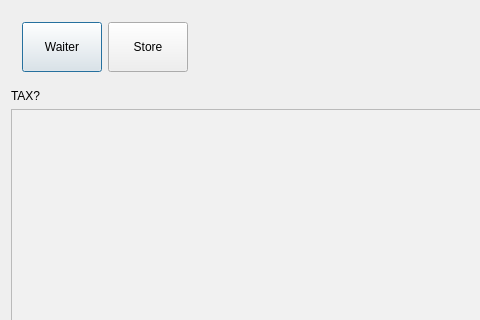
Above: dialog.ui from End1-1/FastFServer before the change; both pictures show x 0 to 480 and y 0 to 320 of the 808 by 564 pixel window. Below: the same form after it.
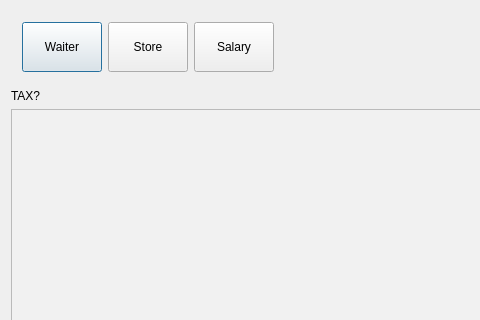
That is the form after the change. Icons and pictures are not drawn.

```diff
--- a/dialog.ui
+++ b/dialog.ui
@@ -63,6 +63,29 @@
         </property>
        </widget>
       </item>
+      <item>
+       <widget class="QPushButton" name="btnSalary">
+        <property name="minimumSize">
+         <size>
+          <width>0</width>
+          <height>50</height>
+         </size>
+        </property>
+        <property name="text">
+         <string>Salary</string>
+        </property>
+        <property name="icon">
+         <iconset resource="res.qrc">
+          <normaloff>:/app.png</normaloff>:/app.png</iconset>
+        </property>
+        <property name="iconSize">
+         <size>
+          <width>32</width>
+          <height>32</height>
+         </size>
+        </property>
+       </widget>
+      </item>
       <item>
        <spacer name="horizontalSpacer_2">
         <property name="orientation">
```
